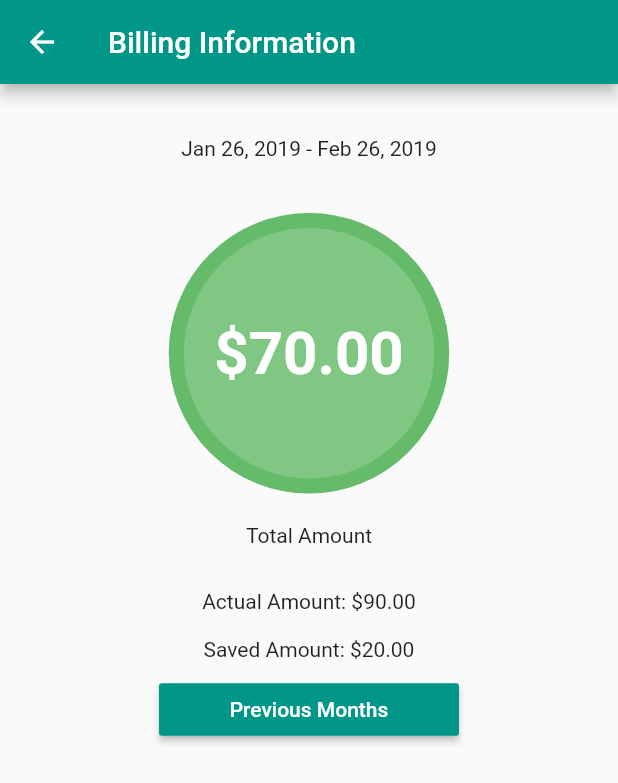
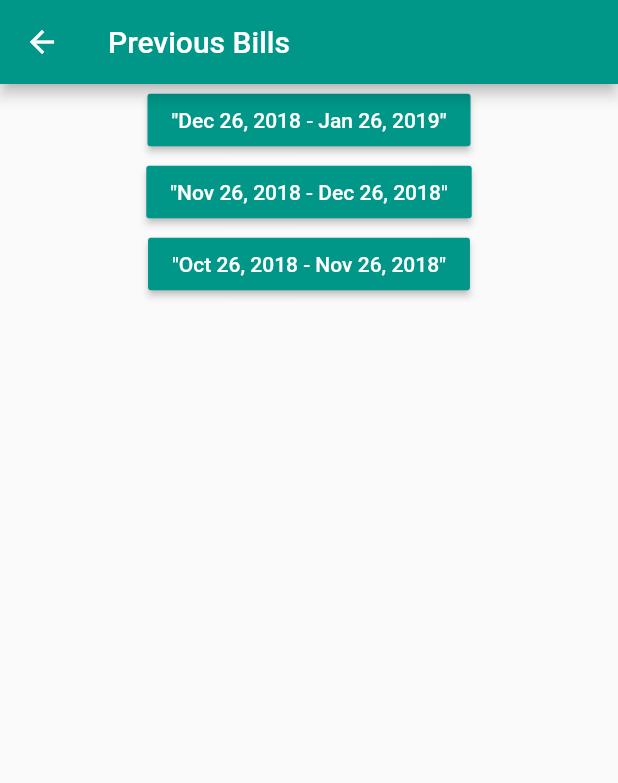
Before and after one commit to SiamakSamie/conuhacks, a Flutter app: the BillingPage screen opened directly, after a tap on "Previous Months", on a phone screen of 412 x 824 dp. Shown: the top 783 px of the screen. Run offline on Flutter 3.47's test engine with Material 2 defaults, Android fonts, the light colour scheme and no system bars; our stand-ins replace google_maps_flutter, location, sqflite; accounts and stored records are empty.

Commit message:
Implemented previous months for bills, and empty bills page

```diff
--- a/lib/billing/billingPage.dart
+++ b/lib/billing/billingPage.dart
@@ -1,3 +1,4 @@
+import 'package:conuhacks/billing/previousBillsPage.dart';
 import 'package:flutter/material.dart';
 
 class BillingPage extends StatelessWidget {
@@ -49,7 +50,12 @@ class BillingPage extends StatelessWidget {
               child: new RaisedButton(
                   child: Text('Previous Months',
                       style: TextStyle(color: Colors.white)),
-                  onPressed: () {}),
+                  onPressed: () {
+                    Navigator.push(
+                      context,
+                      new MaterialPageRoute(builder: (context) => PreviousBillsPage()),
+                    );
+                  }),
             )
           ])
         ]),
--- /dev/null
+++ b/lib/billing/previousBillsPage.dart
@@ -0,0 +1,58 @@
+import 'package:conuhacks/billing/emptyBillsPage.dart';
+import 'package:flutter/material.dart';
+
+class PreviousBillsPage extends StatelessWidget {
+  @override
+  Widget build(BuildContext context) {
+    return new Scaffold(
+      appBar: new AppBar(
+        title: new Text("Previous Bills"),
+      ),
+      body: Center(
+        child: Column(
+            mainAxisAlignment: MainAxisAlignment.start,
+            children: <Widget>[
+                 ButtonTheme(
+                  minWidth: 200.0,
+                  height: 35.0,
+                  child: new RaisedButton(
+                      child: Text('"Dec 26, 2018 - Jan 26, 2019"',
+                          style: TextStyle(color: Colors.white)),
+                      onPressed: () {
+                    Navigator.push(
+                      context,
+                      new MaterialPageRoute(builder: (context) => EmptyBillsPage()),
+                    );
+                  }),
+                ),
+                ButtonTheme(
+                  minWidth: 200.0,
+                  height: 35.0,
+                  child: new RaisedButton(
+                      child: Text('"Nov 26, 2018 - Dec 26, 2018"',
+                          style: TextStyle(color: Colors.white)),
+                      onPressed: () {
+                    Navigator.push(
+                      context,
+                      new MaterialPageRoute(builder: (context) => EmptyBillsPage()),
+                    );
+                  }),
+                ),
+                ButtonTheme(
+                  minWidth: 200.0,
+                  height: 35.0,
+                  child: new RaisedButton(
+                      child: Text('"Oct 26, 2018 - Nov 26, 2018"',
+                          style: TextStyle(color: Colors.white)),
+                      onPressed: () {
+                    Navigator.push(
+                      context,
+                      new MaterialPageRoute(builder: (context) => EmptyBillsPage()),
+                    );
+                  }),
+                ),
+            ]),
+      ),
+    );
+  }
+}
```
Also changed, not shown: lib/billing/emptyBillsPage.dart (added, +51 -0 lines).
